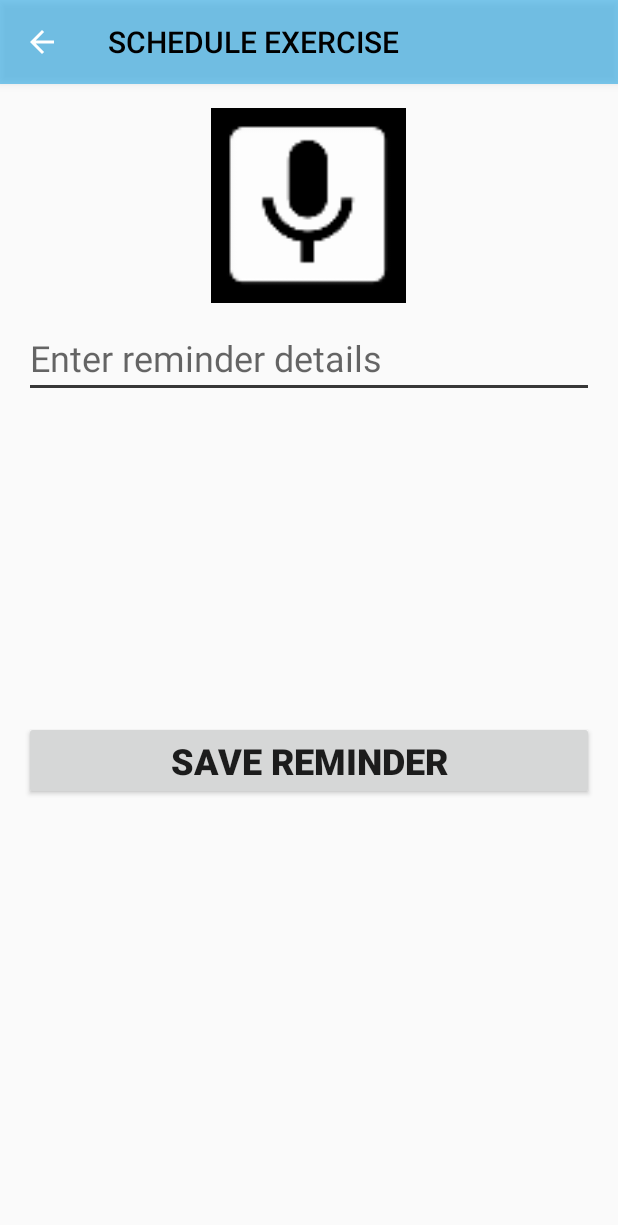
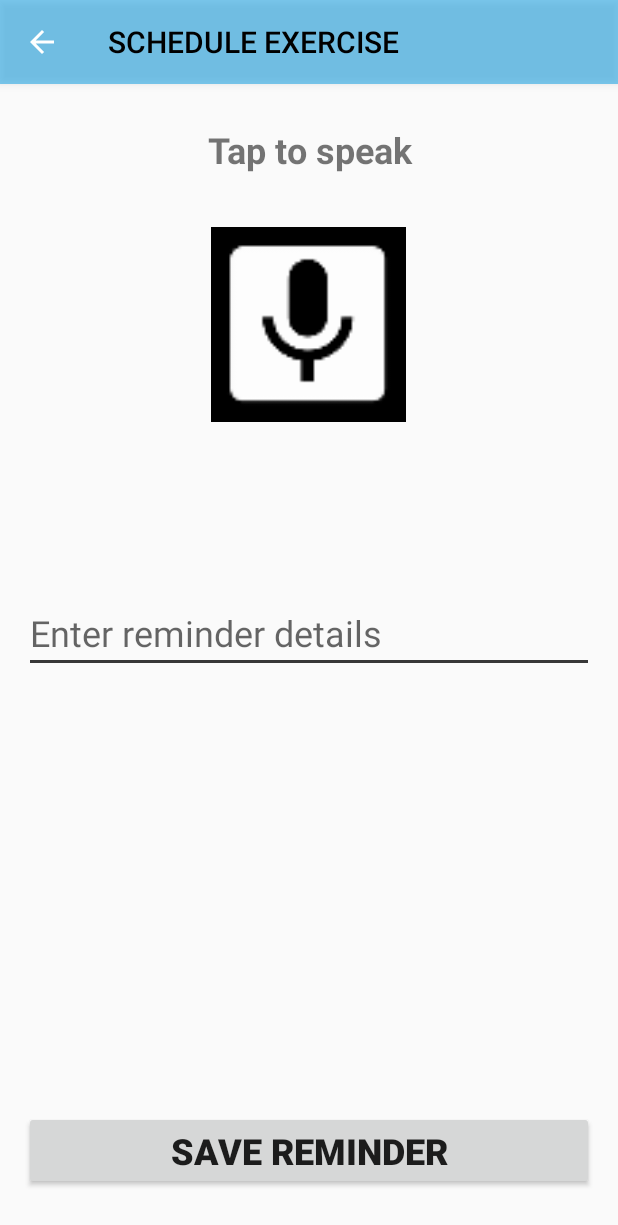
Before and after one commit to titus711/Humerus_Rehab, an Android app: the screen it shows after launch (CalenderActivity), in the side drawer, after a tap on "Scheduler", on a phone screen of 412 x 824 dp. Shown: the top 1225 px of the screen. Run offline under Robolectric (Android 15) with nearby library versions, the phone set to English and light mode, and no system bars; libraries missing offline, so code that uses them is left out: com.allyants.notifyme, com.readystatesoftware.sqliteasset, com.wdullaer.materialdatetimepicker; plain views replace FButton; 2 statements that could not run were skipped.

Commit message:
first commit

```diff
--- a/app/src/main/AndroidManifest.xml
+++ b/app/src/main/AndroidManifest.xml
@@ -7,7 +7,7 @@
     <application
         android:allowBackup="true"
         android:icon="@mipmap/smallsizeicon"
-        android:label=" "
+        android:label="@string/app_name"
         android:roundIcon="@mipmap/smallsizeicon_round"
         android:supportsRtl="true"
         android:theme="@style/AppTheme">
--- a/app/src/main/java/com/titowareglobal/humerusrehab/Adapter/RecyclerViewAdapter.java
+++ b/app/src/main/java/com/titowareglobal/humerusrehab/Adapter/RecyclerViewAdapter.java
@@ -6,7 +6,6 @@ import android.content.Intent;
 import android.view.LayoutInflater;
 import android.view.View;
 import android.view.ViewGroup;
-import android.widget.Button;
 import android.widget.ImageView;
 import android.widget.TextView;
 
@@ -47,7 +46,7 @@ class  RecyclerViewHolder extends RecyclerView.ViewHolder implements View.OnClic
     @Override
     public void onClick(View view) {
         mItemClickListener.onClick(view,getAdapterPosition());
-
+//second error
     }
 }
 public class RecyclerViewAdapter extends RecyclerView.Adapter<RecyclerViewHolder> {
@@ -83,8 +82,9 @@ public class RecyclerViewAdapter extends RecyclerView.Adapter<RecyclerViewHolder
                 intent.putExtra("name",mExerciseList.get(position).getName());
                 intent.putExtra("my_Description",mExerciseList.get(position).getMyDescription());
 
+                intent.setFlags(Intent.FLAG_ACTIVITY_NEW_TASK);
+                mContext.startActivity(intent);
 
-                mContext.startActivity(intent);
             }
         });
 
--- a/app/src/main/java/com/titowareglobal/humerusrehab/CalenderActivity.java
+++ b/app/src/main/java/com/titowareglobal/humerusrehab/CalenderActivity.java
@@ -139,7 +139,7 @@ public class CalenderActivity extends AppCompatActivity implements DatePickerDia
                 .large_icon(R.drawable.myhumerusapp)
                 .build();
 
-        Toast.makeText(CalenderActivity.this, "SAVED !!!!", Toast.LENGTH_SHORT).show();
+        Toast.makeText(CalenderActivity.this, "Reminder saved!!!!", Toast.LENGTH_SHORT).show();
 
         finish();
 
--- a/app/src/main/java/com/titowareglobal/humerusrehab/HomeActivity.java
+++ b/app/src/main/java/com/titowareglobal/humerusrehab/HomeActivity.java
@@ -70,25 +70,21 @@ public class HomeActivity extends AppCompatActivity implements NavigationView.On
         //strengthening and stretching
 
 
-        mExerciseList.add(new Exercise(R.drawable.pendulum_final, "PENDULUM (CIRCULAR)", "Holding the side of a table with the good arm, bend over at the waist, and let your affected arm hang straight down.  Swing it back and forth like a pendulum, then in circles that start small and gradually grow larger.  Do this for at least 5 minutes, 3 times a day. You can start your exercises. Please press the start button above"));
-        mExerciseList.add(new Exercise(R.drawable.third, "SCAP SETS", "Pull your shoulders back pinching the shoulder blades together. Do not let the shoulders come forward. Hold 5 to 10 seconds. Repeat 10 times. Do one session per day "));
-        mExerciseList.add(new Exercise(R.drawable.ten, "WRIST STRETCH", " "));
-        mExerciseList.add(new Exercise(R.drawable.second, "GRIP STRENGTHENING", "Hold and squeeze a ball in your hand.Repeat 10 –  15 times, 3 times a day. Please press the Start button above"));
-        mExerciseList.add(new Exercise(R.drawable.nine, "ABDUCTION SCAPULAR", "With arm resting on the table , palm up, bring head down towards arm and simultaneously move trunk away from the table. Hold for 30 seconds, Repeat 1 to 4 times. Do 1 session per day "));
-        mExerciseList.add(new Exercise(R.drawable.seven, "FLEXION", "Sitting upright , slide forearm forward along table bending from waist until stretch is felt. Hold 30 seconds, Repeat 1 to 4 times. Do 1 session per day"));
-
-
-
-
-        mExerciseList.add(new Exercise(R.drawable.eight, "TOWEL STRETCHING", "Behind your back hold one end of the towel with your good arm at shoulder level as shown.  Hold the other end with the injured arm. Raise the towel with your good arm as high as you can without pain. Hold 5 seconds, slowly lower, relax, and repeat 10 –  15 times, 3 times a day.Please go to the settings screen on the menu and set this exercise to level 5 seconds. Come back and  press the start button above for 5 seconds interval sets .You can start your exercises "));
-        mExerciseList.add(new Exercise(R.drawable.pulley_exercises, "PULLEY EXERCISES", "Attach a pulley over a door or onto a hook overhead.  Hold one end of the rope with each hand.  Pull down with the good arm, allow the injured arm to rise.  Hold 5 seconds, then slowly allow injured arm to lower.  Repeat 10 –  15 times, 3 times a day. Please press the Start button above"));
-        mExerciseList.add(new Exercise(R.drawable.six, "", ""));
-        mExerciseList.add(new Exercise(R.drawable.eleven, "", ""));
-        mExerciseList.add(new Exercise(R.drawable.twelve, "FORWARD FLEXION", " "));
-        mExerciseList.add(new Exercise(R.drawable.thirteen, "", ""));
-        mExerciseList.add(new Exercise(R.drawable.fourteen, "", " "));
-        mExerciseList.add(new Exercise(R.drawable.fefteen, "", ""));
-        mExerciseList.add(new Exercise(R.drawable.sixteen, "PRONE SCAPULAR RETRACTION IN ABDUCTION", ""));
+        mExerciseList.add(new Exercise(R.drawable.pendulum_final, "PENDULUM (CIRCULAR)", "Holding the side of a table with the good arm, bend over at the waist, and let your affected arm hang straight down.  Swing it back and forth like a pendulum, then in circles that start small and gradually grow larger.  Do this for at least 5 minutes, 2 sessions per day. You can press the optional start button above to time yourself. The timer is adjusted in the settings page"));
+        mExerciseList.add(new Exercise(R.drawable.third, "SCAP SETS", "Pull your shoulders back , gently drawing the shoulder blades together as far as possible. Do not let the shoulders come forward. Hold 5 to 10 seconds. Return slowly. Repeat 10 - 15 times, 2 sessions per day. You can press the optional start button above to time yourself. The timer is adjusted in the settings page"));
+        mExerciseList.add(new Exercise(R.drawable.ten, "WRIST STRETCH", "With your elbow bent at 45 degrees, make a fist and start moving your wrist upwards and downwards. Repeat 10 - 15 times, 2 sessions per day. You can press the optional start button above to time yourself. The timer is adjusted in the settings page  "));
+        mExerciseList.add(new Exercise(R.drawable.second, "GRIP STRENGTHENING", "Hold and squeeze a ball in your hand for 5 seconds. Repeat 10 –  15 times, 2 sessions per day. You can press the optional start button above to time yourself. The timer is adjusted in the settings page."));
+        mExerciseList.add(new Exercise(R.drawable.nine, "ABDUCTION SCAPULAR", "With arm resting on the table , palm up, bring head down towards arm and simultaneously move trunk away from the table. Hold for 30 seconds, Repeat 10 - 15 times , 2 sessions per day. You can press the optional start button above to time yourself. The timer is adjusted in the settings page "));
+        mExerciseList.add(new Exercise(R.drawable.seven, "FLEXION", "Sitting upright , slide forearm forward along table bending from waist until stretch is felt. Hold for 30 seconds, Return slowly. Repeat 10 - 15 times , 2 sessions per day. You can press the optional start button above to time yourself. The timer is adjusted in the settings page"));
+        mExerciseList.add(new Exercise(R.drawable.eight, "TOWEL STRETCHING", "Behind your back hold one end of the towel with your good arm at shoulder level as shown.  Hold the other end with the injured arm. Raise the towel with your good arm as high as you can without pain. Hold 5 seconds, slowly lower, relax, and repeat 10 –  15 times, 2 sessions per day. You can press the optional start button above to time yourself. The timer is adjusted in the settings page"));
+        mExerciseList.add(new Exercise(R.drawable.pulley_exercises, "PULLEY EXERCISES", "Attach a pulley over a door  or  onto a hook overhead.  Hold one end of the rope with each hand.  Pull down with the good arm, allow the injured arm to rise.  Hold 5 seconds, then slowly allow injured arm to lower.  Repeat 10 –  15 times, 2 sessions per day. You can press the optional start button above to time yourself. The timer is adjusted in the settings page"));
+        mExerciseList.add(new Exercise(R.drawable.six, "WAND EXERCISES", "While standing, hold a cane or broom handle in both hands with elbows straight over your head .Raise cane over your head, or as high as you can .If pain free, attempt same exercise while sitting upright in a chair. Hold for 5 seconds. Repeat 5 to 10 times, 2 sessions per day. You can press the optional start button above to time yourself. The timer is adjusted in the settings page"));
+        mExerciseList.add(new Exercise(R.drawable.eleven, "T-POSITION", "Lying on your back with your knees bent, arms to the side in a T-position holding handweights. Lift your arms above your face keeping the elbows slightly bent. Lower arms back down. Repeat 5 to 10 times, 2 sessions per day. You can press the optional start button above to time yourself. The timer is adjusted in the settings page "));
+        mExerciseList.add(new Exercise(R.drawable.twelve, "FORWARD FLEXION", "Using a one metre elastic band tied to a stable object, begin with your arm straight at your side. While keeping good posture, push arm backwards and up to horizontal. Hold for 5 seconds. Lower to starting position slowly. Repeat 10 - 15 times , 2 sessions per day. You can press the optional start button above to time yourself. The timer is adjusted in the settings page" ));
+        mExerciseList.add(new Exercise(R.drawable.thirteen, "EXTERNAL ROTATION", "Begin with elbow bent to 90 degrees, at your side. While good posture, pull hand outwards. Keep your elbow bent for 5 seconds. Return slowly. Repeat 10 - 15 times, 2 sessions per day.  You can press the optional start button above to time yourself. The timer is adjusted in the settings page"));
+        mExerciseList.add(new Exercise(R.drawable.fourteen, "ABDUCTION", " Using a one metre elastic band tied to a stable object, begin with your arm straight at your side. While keeping good posture, lift arm out to your side and up to horizontal. Hold for 5 seconds. Lower to starting position slowly. Repeat 5 to 10 times, 2 sessions per day. You can press the optional start button above to time yourself. The timer is adjusted in the settings page"));
+        mExerciseList.add(new Exercise(R.drawable.fefteen, "BEND-OVER HORIZONTAL ABDUCTION", "Lie on your stomach on a table or bed with your injured arm hanging over the side. Bent your arm elbow and slowly raise it up to eye level.Slowly lower it back to the starting position. Repeat 10 - 15 times , 2 sessions per day. You can press the optional start button above to time yourself. The timer is adjusted in the settings page "));
+        mExerciseList.add(new Exercise(R.drawable.sixteen, "SCAPULAR RETRACTION ", "Lie on your stomach on a table or bed with both your arms hanging over the sides whilst holding handweights. Place a pillow under your forehead for comfort if required. Keep your elbows straight and lift the weights slowly. Gently draw your shoulder blades together as far as possible. Return slowly to the start position and repeat 10 –  15 times, 2 sessions per day. You can press the optional start button above to time yourself. The timer is adjusted in the settings page"));
 
 
 
--- a/app/src/main/java/com/titowareglobal/humerusrehab/SettingsActivity.java
+++ b/app/src/main/java/com/titowareglobal/humerusrehab/SettingsActivity.java
@@ -33,7 +33,6 @@ public class SettingsActivity extends AppCompatActivity {
     RadioButton mRdiEasy, mRdiMedium, mRdiHard;
     RadioGroup mRdiGroup;
     HumerusrehabDB mHumerusrehabDB;
-    ToggleButton mSwitchAlarm;
     //TimePicker mTimePicker;
 
     @Override
@@ -49,7 +48,6 @@ public class SettingsActivity extends AppCompatActivity {
         mRdiMedium = (RadioButton) findViewById(R.id.rdiMedium);
         mRdiHard = (RadioButton) findViewById(R.id.rdiHard);
 
-        mSwitchAlarm = (ToggleButton) findViewById(R.id.switchAlarm);
 
         //mTimePicker = (TimePicker) findViewById(R.id.timePicker);
 
@@ -63,8 +61,8 @@ public class SettingsActivity extends AppCompatActivity {
             @Override
             public void onClick(View v) {
                 saveWorkOutMode();
-                saveAlarm(mSwitchAlarm.isChecked());
-                Toast.makeText(SettingsActivity.this, "SAVED !!!!", Toast.LENGTH_SHORT).show();
+//                saveAlarm(mSwitchAlarm.isChecked());
+                Toast.makeText(SettingsActivity.this, "Exercising time saved !!!!", Toast.LENGTH_SHORT).show();
                 finish();
             }
         });
--- a/app/src/main/java/com/titowareglobal/humerusrehab/ViewExerciseActivity.java
+++ b/app/src/main/java/com/titowareglobal/humerusrehab/ViewExerciseActivity.java
@@ -147,7 +147,7 @@ public class ViewExerciseActivity extends AppCompatActivity implements TextToSpe
 
                 @Override
                 public void onClick(View v) {
-                    Toast.makeText(ViewExerciseActivity.this, "Voice Instructions starting in 5 seconds", Toast.LENGTH_SHORT).show();
+                    Toast.makeText(ViewExerciseActivity.this, "Voice instructions starting....", Toast.LENGTH_LONG).show();
 
                     speakOut();
 
@@ -201,7 +201,7 @@ public class ViewExerciseActivity extends AppCompatActivity implements TextToSpe
                 Log.e("TTS", "This Language is not supported");
             } else {
                 btnVoiceInstructions.setEnabled(true);
-                speakOut();
+                //speakOut();
             }
 
         } else {
--- a/app/src/main/res/layout/activity_calender.xml
+++ b/app/src/main/res/layout/activity_calender.xml
@@ -1,36 +1,13 @@
 <?xml version="1.0" encoding="utf-8"?>
-<LinearLayout
+<androidx.constraintlayout.widget.ConstraintLayout
     xmlns:android="http://schemas.android.com/apk/res/android"
     xmlns:app="http://schemas.android.com/apk/res-auto"
     xmlns:tools="http://schemas.android.com/tools"
     android:layout_width="match_parent"
     android:layout_height="match_parent"
     android:padding="16dp"
-    android:orientation="vertical"
     tools:context=".CalenderActivity">
 
-
-<!--    <EditText-->
-<!--        android:id="@+id/edit_title"-->
-<!--        android:layout_width="match_parent"-->
-<!--        android:layout_height="wrap_content"-->
-<!--        android:hint="@string/exercise_title"-->
-<!--        android:textColor="#039BE5"-->
-<!--        android:textSize="24sp"-->
-<!--        android:layout_marginTop="50dp"/>-->
-
-
-    <!--    <info.hoang8f.widget.FButton-->
-<!--        android:id="@+id/btn_cancel"-->
-<!--        android:layout_width="match_parent"-->
-<!--        android:layout_height="wrap_content"-->
-<!--        android:layout_alignParentBottom="true"-->
-<!--        android:layout_marginLeft="0dp"-->
-<!--        android:layout_marginRight="0dp"-->
-<!--        android:layout_marginBottom="60dp"-->
-<!--        android:text="@string/cancel"-->
-<!--        android:textSize="24sp"-->
-<!--        android:textStyle="bold" />-->
 
     <ImageView
         android:id="@+id/btn_record"
@@ -40,28 +17,52 @@
         android:layout_gravity="center"
         android:background="#000"
         android:src="@mipmap/ic_mic_again"
-        />
+        app:layout_constraintBottom_toBottomOf="parent"
+        app:layout_constraintEnd_toEndOf="parent"
+        app:layout_constraintHorizontal_bias="0.498"
+        app:layout_constraintStart_toStartOf="parent"
+        app:layout_constraintTop_toTopOf="parent"
+        app:layout_constraintVertical_bias="0.131" />
+
+    <TextView
+        android:id="@+id/text_mic"
+        android:layout_width="match_parent"
+        android:layout_height="wrap_content"
+        android:gravity="center"
+        android:text="@string/tap_to_speak_and_set_your_exercise_details_notification"
+        android:textSize="24sp"
+        android:textStyle="bold"
+        app:layout_constraintBottom_toTopOf="@+id/btn_record"
+        app:layout_constraintEnd_toEndOf="parent"
+        app:layout_constraintStart_toStartOf="parent"
+        app:layout_constraintTop_toTopOf="parent"
+        app:layout_constraintVertical_bias="0.236" />
 
     <EditText
         android:id="@+id/edit_content"
         android:layout_width="match_parent"
         android:layout_height="wrap_content"
-        android:layout_marginTop="10dp"
         android:hint="@string/exercise_details"
         android:textColor="#000"
-        android:textSize="24sp" />
+        android:textSize="24sp"
+        app:layout_constraintBottom_toBottomOf="parent"
+        app:layout_constraintEnd_toEndOf="parent"
+        app:layout_constraintStart_toStartOf="parent"
+        app:layout_constraintTop_toBottomOf="@+id/btn_record"
+        app:layout_constraintVertical_bias="0.241" />
 
     <info.hoang8f.widget.FButton
         android:id="@+id/btn_notify"
         android:layout_width="match_parent"
         android:layout_height="wrap_content"
-        android:layout_marginTop="215dp"
         android:text="@string/save_reminder"
         android:textSize="24sp"
         android:textStyle="bold"
-        android:layout_marginLeft="0dp"
-        android:layout_marginRight="0dp"
-        />
+        app:layout_constraintBottom_toBottomOf="parent"
+        app:layout_constraintEnd_toEndOf="parent"
+        app:layout_constraintStart_toStartOf="parent"
+        app:layout_constraintTop_toBottomOf="@+id/edit_content"
+        app:layout_constraintVertical_bias="0.952" />
 
 
-</LinearLayout>
+</androidx.constraintlayout.widget.ConstraintLayout>
--- a/app/src/main/res/layout/activity_settings.xml
+++ b/app/src/main/res/layout/activity_settings.xml
@@ -7,7 +7,12 @@
     android:layout_height="match_parent"
     tools:context=".SettingsActivity">
 
+
+
+
+
     <androidx.cardview.widget.CardView
+
         android:id="@+id/cardview"
         android:padding="16dp"
         android:layout_margin="4dp"
@@ -15,7 +20,19 @@
         android:layout_width="match_parent"
         android:layout_height="wrap_content">
 
+        <TextView
+            android:gravity="center"
+            android:layout_marginTop="50dp"
+            android:id="@+id/settings-description"
+            android:layout_width="match_parent"
+            android:layout_height="wrap_content"
+            android:text="@string/set_exercise_time_above"
+            android:textSize="24sp"
+            android:textStyle="bold"
+            android:textColor="#000"/>
+
         <RadioGroup
+
             android:id="@+id/rdiGroup"
             android:orientation="horizontal"
             android:weightSum="3"
@@ -50,14 +67,7 @@
     </androidx.cardview.widget.CardView>
 
 
-    <ToggleButton
-        android:id="@+id/switchAlarm"
-        android:textOn="@string/on"
-        android:textOff="@string/off"
-        android:layout_below="@+id/cardview"
-        android:layout_centerHorizontal="true"
-        android:layout_width="wrap_content"
-        android:layout_height="wrap_content"/>
+
 
 
 
```
Also changed, not shown: 1 other file.
